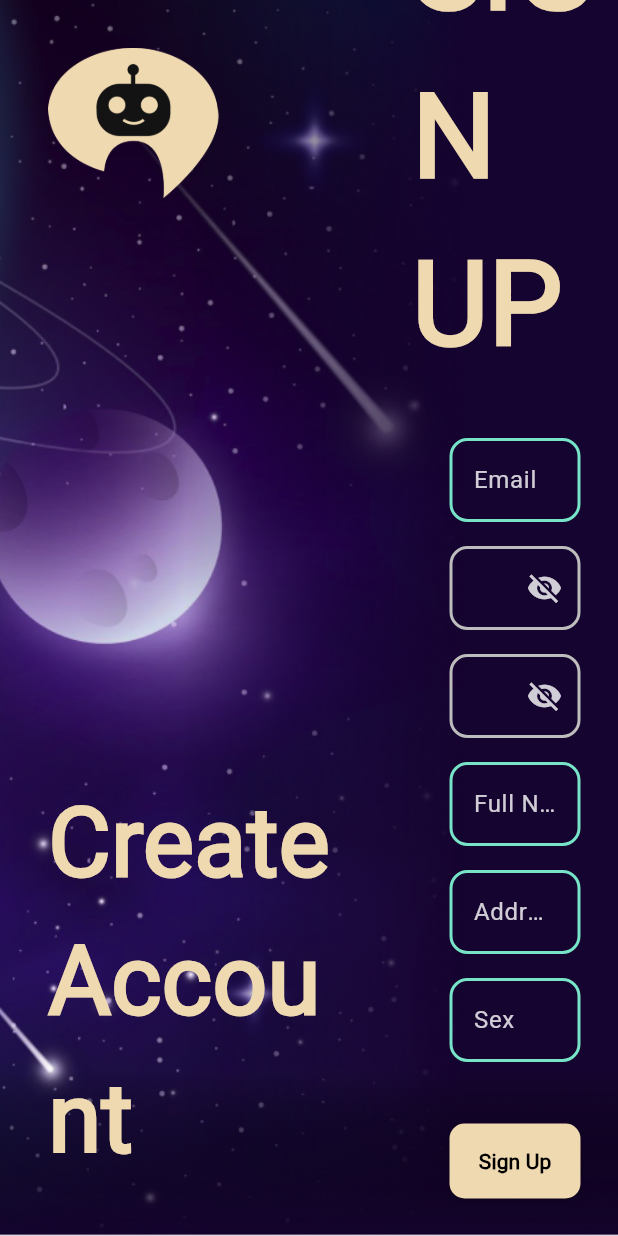
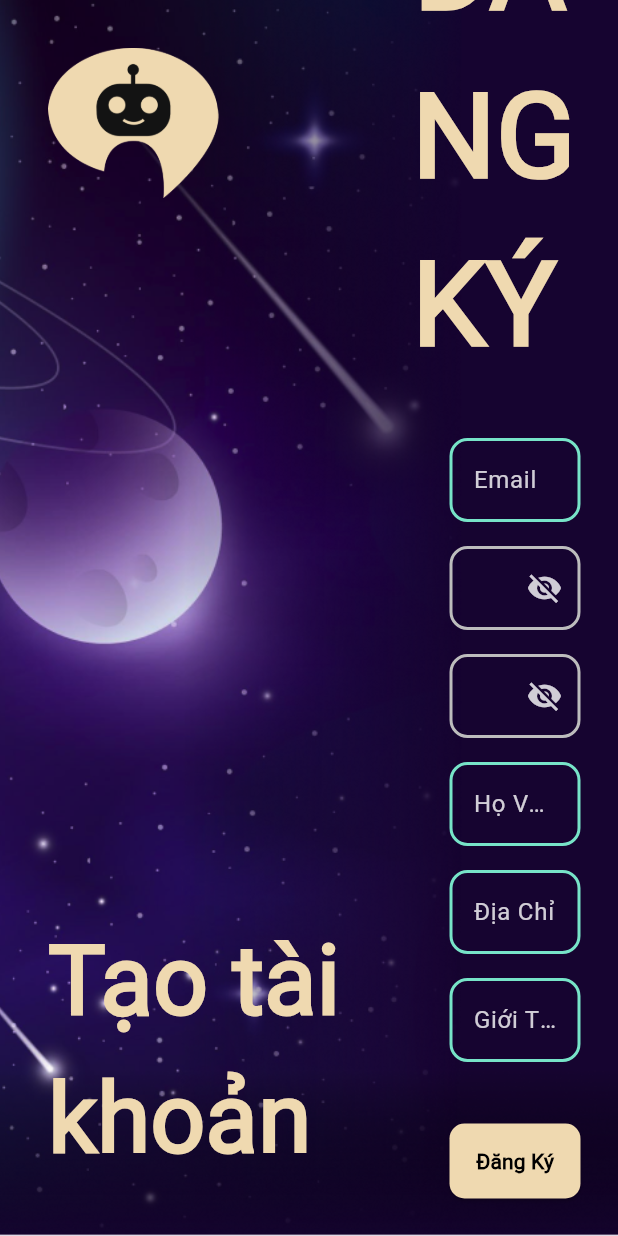
Before and after one commit to nguyendao2101/ChatMate-Web, a Flutter app: the SignUpView screen opened directly, scrolled down 126 dp, on a phone screen of 412 x 824 dp. Run offline on Flutter 3.47's test engine with Material 3 defaults, Android fonts, the phone set to English and light mode, and no system bars; our stand-ins replace firebase_auth, firebase_core, firebase_database, get; missing offline and left inert: dart:html, dialogflow_flutter; accounts and stored records are empty; statements that could not run were skipped.

Commit message:
complete ver 1

```diff
--- a/lib/view/sign_up_view.dart
+++ b/lib/view/sign_up_view.dart
@@ -42,7 +42,7 @@ class SignUpView extends StatelessWidget {
                       ),
                       // Chữ ở góc dưới cùng bên trái
                       Text(
-                        'Create Account', // Thay đổi thành nội dung bạn muốn hiển thị
+                        'Tạo tài khoản', // Thay đổi thành nội dung bạn muốn hiển thị
                         style: TextStyle(
                             color: ChatColor
                                 .almond, // Màu chữ, bạn có thể thay đổi theo nhu cầu
@@ -64,7 +64,7 @@ class SignUpView extends StatelessWidget {
                               height: 50,
                             ),
                             Text(
-                              'SIGN UP',
+                              'ĐĂNG KÝ',
                               style: TextStyle(
                                 fontSize: 78,
                                 fontWeight: FontWeight.bold,
@@ -136,7 +136,7 @@ class SignUpView extends StatelessWidget {
                                       .center, // Căn giữa chữ "Sign Up"
                                   children: [
                                     Text(
-                                      'Sign Up',
+                                      'Đăng Ký',
                                       textAlign: TextAlign.center,
                                       style: TextStyle(
                                         color: Colors.black,
@@ -214,7 +214,7 @@ class SignUpView extends StatelessWidget {
           style: const TextStyle(
               color: Colors.white), // Text color to white for better visibility
           decoration: InputDecoration(
-            labelText: 'Password',
+            labelText: 'Mật khẩu',
             labelStyle: TextStyle(
                 color: Colors.white
                     .withOpacity(0.8)), // Slightly transparent label
@@ -243,7 +243,7 @@ class SignUpView extends StatelessWidget {
             // filled: true,
             // fillColor: Color.fromARGB(255, 50, 50, 50)
             //     .withOpacity(0.8), // Slightly transparent dark background
-            hintText: 'Password',
+            hintText: 'Mật khẩu',
             hintStyle: TextStyle(
                 color: Colors.white
                     .withOpacity(0.6)), // Slightly transparent hint text
@@ -274,7 +274,7 @@ class SignUpView extends StatelessWidget {
           style: const TextStyle(
               color: Colors.white), // Text color to white for better visibility
           decoration: InputDecoration(
-            labelText: 'Password',
+            labelText: 'Nhập Lại Mật Khẩu',
             labelStyle: TextStyle(
                 color: Colors.white
                     .withOpacity(0.8)), // Slightly transparent label
@@ -303,7 +303,7 @@ class SignUpView extends StatelessWidget {
             // filled: true,
             // fillColor: Color.fromARGB(255, 50, 50, 50)
             //     .withOpacity(0.8), // Slightly transparent dark background
-            hintText: 'Password',
+            hintText: 'Nhập Lại Mật Khẩu',
             hintStyle: TextStyle(
                 color: Colors.white
                     .withOpacity(0.6)), // Slightly transparent hint text
@@ -333,7 +333,7 @@ class SignUpView extends StatelessWidget {
         style: const TextStyle(
             color: Colors.white), // Text color to white for better visibility
         decoration: InputDecoration(
-          labelText: 'Full Name',
+          labelText: 'Họ Và Tên',
           labelStyle: TextStyle(
               color:
                   Colors.white.withOpacity(0.8)), // Slightly transparent label
@@ -362,7 +362,7 @@ class SignUpView extends StatelessWidget {
           // filled: true,
           // fillColor: Color.fromARGB(255, 50, 50, 50)
           //     .withOpacity(0.8), // Slightly transparent dark background
-          hintText: 'Full Name',
+          hintText: 'Họ Và Tên',
           hintStyle: TextStyle(
               color: Colors.white
                   .withOpacity(0.6)), // Slightly transparent hint text
@@ -381,7 +381,7 @@ class SignUpView extends StatelessWidget {
         style: const TextStyle(
             color: Colors.white), // Text color to white for better visibility
         decoration: InputDecoration(
-          labelText: 'Address',
+          labelText: 'Địa Chỉ',
           labelStyle: TextStyle(
               color:
                   Colors.white.withOpacity(0.8)), // Slightly transparent label
@@ -410,7 +410,7 @@ class SignUpView extends StatelessWidget {
           // filled: true,
           // fillColor: Color.fromARGB(255, 50, 50, 50)
           //     .withOpacity(0.8), // Slightly transparent dark background
-          hintText: 'Address',
+          hintText: 'Địa Chỉ',
           hintStyle: TextStyle(
               color: Colors.white
                   .withOpacity(0.6)), // Slightly transparent hint text
@@ -429,7 +429,7 @@ class SignUpView extends StatelessWidget {
         style: const TextStyle(
             color: Colors.white), // Text color to white for better visibility
         decoration: InputDecoration(
-          labelText: 'Sex',
+          labelText: 'Giới Tính',
           labelStyle: TextStyle(
               color:
                   Colors.white.withOpacity(0.8)), // Slightly transparent label
@@ -458,7 +458,7 @@ class SignUpView extends StatelessWidget {
           // filled: true,
           // fillColor: Color.fromARGB(255, 50, 50, 50)
           //     .withOpacity(0.8), // Slightly transparent dark background
-          hintText: 'Sex',
+          hintText: 'Giới Tính',
           hintStyle: TextStyle(
               color: Colors.white
                   .withOpacity(0.6)), // Slightly transparent hint text
```
Also changed, not shown: lib/view/login_view.dart (+106 -105 lines).
